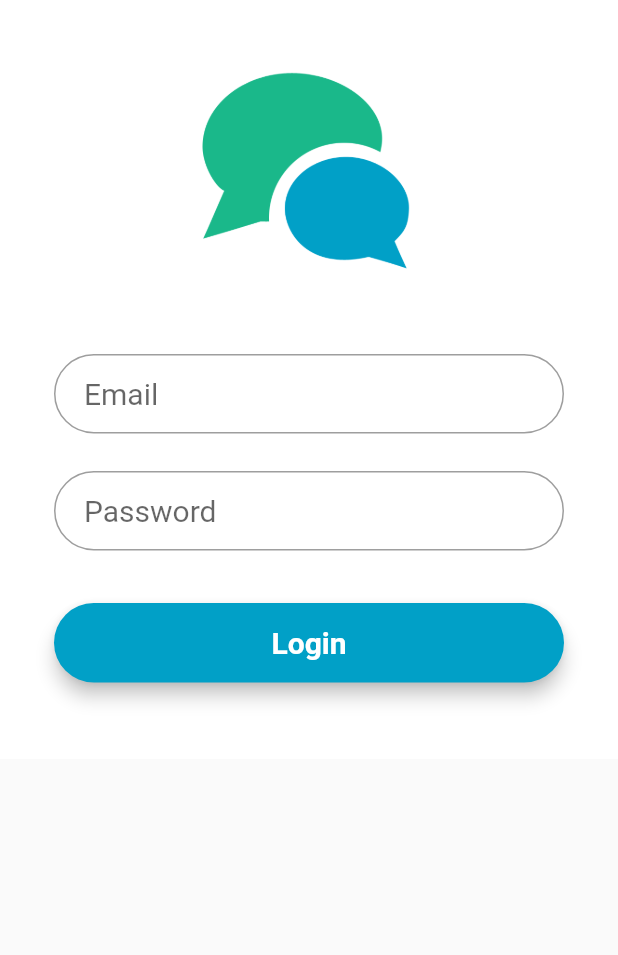
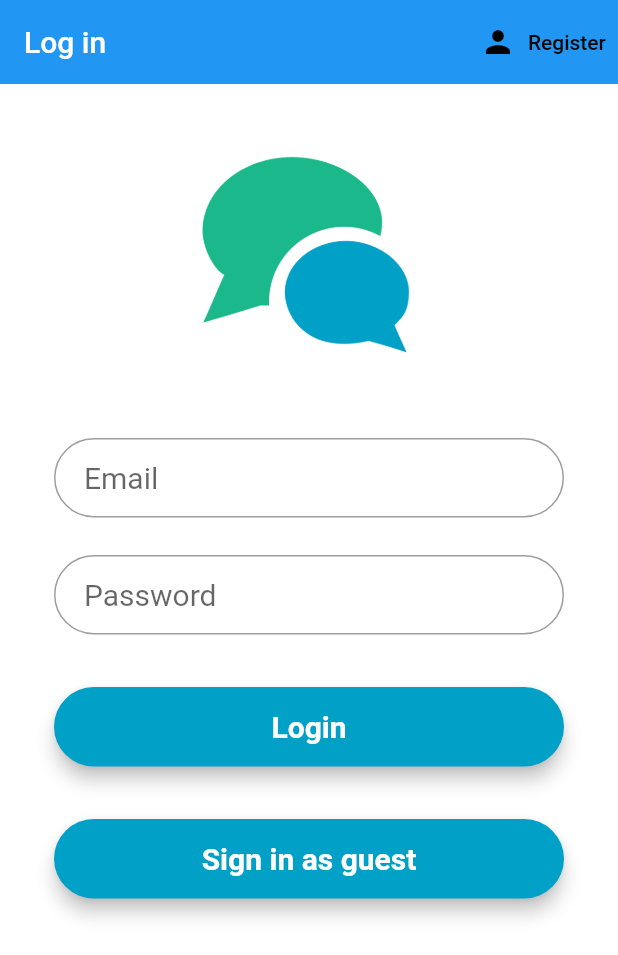
Before and after one commit to HofstraDSC/assisted_healthcare, a Flutter app: the screen it shows after launch, after a tap on "Login", on a phone screen of 412 x 824 dp. Shown: the top 955 px of the screen. Run offline on Flutter 3.47's test engine with Material 2 defaults, Android fonts, the phone set to English and light mode, and no system bars; our stand-ins replace cloud_firestore, firebase_auth, firebase_core, get; accounts and stored records are empty; network calls fail; Roboto replaces fonts that are missing (Montserrat).

Commit message:
Update login.dart

```diff
--- a/lib/Pages/login/login.dart
+++ b/lib/Pages/login/login.dart
@@ -1,18 +1,11 @@
+import 'package:assisted_healthcare/services/auth.dart';
+import 'package:firebase_auth/firebase_auth.dart';
 import 'package:flutter/material.dart';
+import '../../services/auth.dart';
 
 class AuthPage extends StatefulWidget {
-  AuthPage({Key key, this.title}) : super(key: key);
-
-  // This widget is the home page of your application. It is stateful, meaning
-  // that it has a State object (defined below) that contains fields that affect
-  // how it looks.
-
-  // This class is the configuration for the state. It holds the values (in this
-  // case the title) provided by the parent (in this case the App widget) and
-  // used by the build method of the State. Fields in a Widget subclass are
-  // always marked "final".
-
-  final String title;
+  final Function toggleView;
+  AuthPage({this.toggleView});
 
   @override
   AuthPageState createState() => AuthPageState();
@@ -25,16 +18,16 @@ class AuthPageState extends State<AuthPage> {
     super.initState();
   }
 
+  String email = '';
+  String password = '';
+  String error = '';
+
+  final FirebaseAuth _auth = FirebaseAuth.instance;
+  final AuthService _authService = AuthService();
+
   @override
   Widget build(BuildContext context) {
-    // This method is rerun every time setState is called, for instance as done
-    // by the _incrementCounter method above.
-    //
-    // The Flutter framework has been optimized to make rerunning build methods
-    // fast, so that you can just rebuild anything that needs updating rather
-    // than having to individually change instances of widgets.
-//todo: change these TextField's to TextFormField's to leverage the inbuilt validation capabilities
-    final emailField = TextField(
+    final emailField = TextFormField(
       obscureText: false,
       style: style,
       decoration: InputDecoration(
@@ -42,9 +35,12 @@ class AuthPageState extends State<AuthPage> {
           hintText: "Email",
           border:
               OutlineInputBorder(borderRadius: BorderRadius.circular(32.0))),
+      onChanged: (val) {
+        setState(() => email = val);
+      },
     );
 
-    final passwordField = TextField(
+    final passwordField = TextFormField(
       obscureText: true,
       style: style,
       decoration: InputDecoration(
@@ -52,16 +48,25 @@ class AuthPageState extends State<AuthPage> {
           hintText: "Password",
           border:
               OutlineInputBorder(borderRadius: BorderRadius.circular(32.0))),
+      onChanged: (val) {
+        setState(() => password = val);
+      },
     );
 
-    final loginButon = Material(
+    final loginButton = Material(
       elevation: 5.0,
       borderRadius: BorderRadius.circular(30.0),
       color: Color(0xff01A0C7),
       child: MaterialButton(
         minWidth: MediaQuery.of(context).size.width,
         padding: EdgeInsets.fromLTRB(20.0, 15.0, 20.0, 15.0),
-        onPressed: () {},
+        onPressed: () async {
+          dynamic result = await _auth.signInWithEmailAndPassword(
+              email: email, password: password);
+          if (result == null) {
+            setState(() => error = 'Could not sign with those credentials');
+          }
+        },
         child: Text("Login",
             textAlign: TextAlign.center,
             style: style.copyWith(
@@ -69,7 +74,43 @@ class AuthPageState extends State<AuthPage> {
       ),
     );
 
+    final guestSignIn = Material(
+      elevation: 5.0,
+      borderRadius: BorderRadius.circular(30.0),
+      color: Color(0xff01A0C7),
+      child: MaterialButton(
+        minWidth: MediaQuery.of(context).size.width,
+        padding: EdgeInsets.fromLTRB(20.0, 15.0, 20.0, 15.0),
+        onPressed: () async {
+          dynamic result = await _authService.signInAnon();
+          if (result == null) {
+            print('error signing in');
+          } else {
+            print('signed in');
+            print(result.uid);
+          }
+        },
+        child: Text("Sign in as guest",
+            textAlign: TextAlign.center,
+            style: style.copyWith(
+                color: Colors.white, fontWeight: FontWeight.bold)),
+      ),
+    );
+
     return Scaffold(
+        appBar: AppBar(
+          elevation: 0.0,
+          title: Text('Log in'),
+          actions: <Widget>[
+            TextButton.icon(
+                onPressed: () {
+                  widget.toggleView();
+                },
+                icon: Icon(Icons.person),
+                label: Text('Register'),
+                style: TextButton.styleFrom(primary: Colors.black))
+          ],
+        ),
         body: SingleChildScrollView(
           child: Center(
             child: Container(
@@ -94,10 +135,15 @@ class AuthPageState extends State<AuthPage> {
                     SizedBox(
                       height: 35.0,
                     ),
-                loginButon,
+                    loginButton,
                     SizedBox(
-                  height: 15.0,
+                      height: 35.0,
                     ),
+                    guestSignIn,
+                    Text(
+                      error,
+                      style: TextStyle(color: Colors.red, fontSize: 14.0),
+                    )
                   ],
                 ),
               ),
```
Lines whose indentation alone changed are shown as unchanged.
